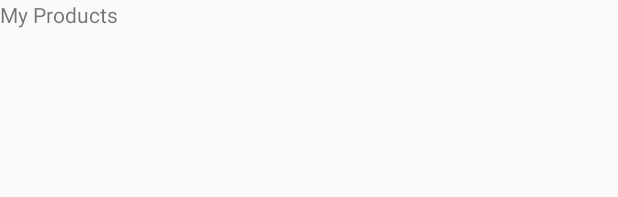
After one commit to MetalDent/AuctionApp, an Android app: the layout activity_my_products.xml on its own in the app's theme, with its tools: preview values and no code run, on a phone screen of 412 x 824 dp. The commit adds this screen. Shown: the top 197 px of the screen. Run offline under Robolectric (Android 15) with nearby library versions, the phone set to English and light mode, and no system bars.

```diff
--- /dev/null
+++ b/app/src/main/res/layout/activity_my_products.xml
@@ -0,0 +1,16 @@
+<?xml version="1.0" encoding="utf-8"?>
+<android.support.constraint.ConstraintLayout xmlns:android="http://schemas.android.com/apk/res/android"
+    xmlns:app="http://schemas.android.com/apk/res-auto"
+    xmlns:tools="http://schemas.android.com/tools"
+    android:layout_width="match_parent"
+    android:layout_height="match_parent"
+    tools:context=".activities.MyProductsActivity">
+
+    <TextView
+        android:id="@+id/textView"
+        android:layout_width="wrap_content"
+        android:layout_height="wrap_content"
+        android:text="My Products"
+        tools:layout_editor_absoluteX="163dp"
+        tools:layout_editor_absoluteY="128dp" />
+</android.support.constraint.ConstraintLayout>
--- a/app/src/main/res/values/strings.xml
+++ b/app/src/main/res/values/strings.xml
@@ -3,4 +3,8 @@
     <string name="open">Open</string>
     <string name="close">Close</string>
     <string name="title_activity_add_post">AddPostActivity</string>
+
+    <!-- TODO: Remove or change this placeholder text -->
+    <string name="hello_blank_fragment">Hello blank fragment</string>
+    <string name="title_activity_my_products">MyProductsActivity</string>
 </resources>
```
Also changed, not shown: app/src/main/AndroidManifest.xml (+6 -1 lines), app/src/main/java/com/bluemetal/auctionapp/activities/DashboardActivity.java (added, +15 -0 lines), app/src/main/java/com/bluemetal/auctionapp/activities/HomeActivity.java (+30 -2 lines), app/src/main/java/com/bluemetal/auctionapp/activities/MyProductsActivity.java (added, +16 -0 lines), app/src/main/java/com/bluemetal/auctionapp/activities/ProfileActivity.java (added, +15 -0 lines), app/src/main/res/layout/activity_dashboard.xml (added, +9 -0 lines), app/src/main/res/layout/activity_profile.xml (added, +9 -0 lines), app/src/main/res/menu/drawermenu.xml (+19 -5 lines).
